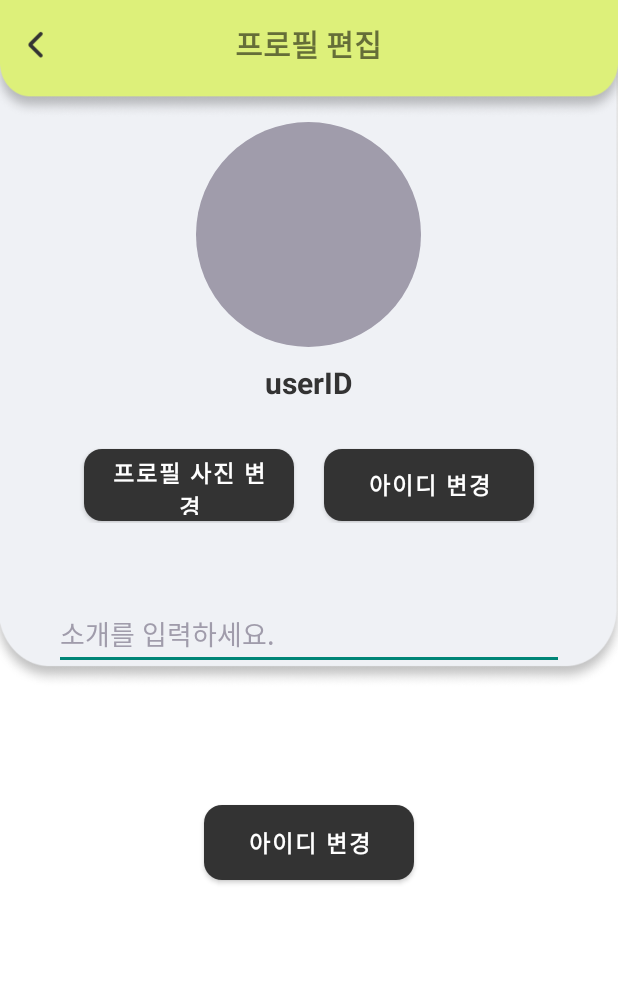
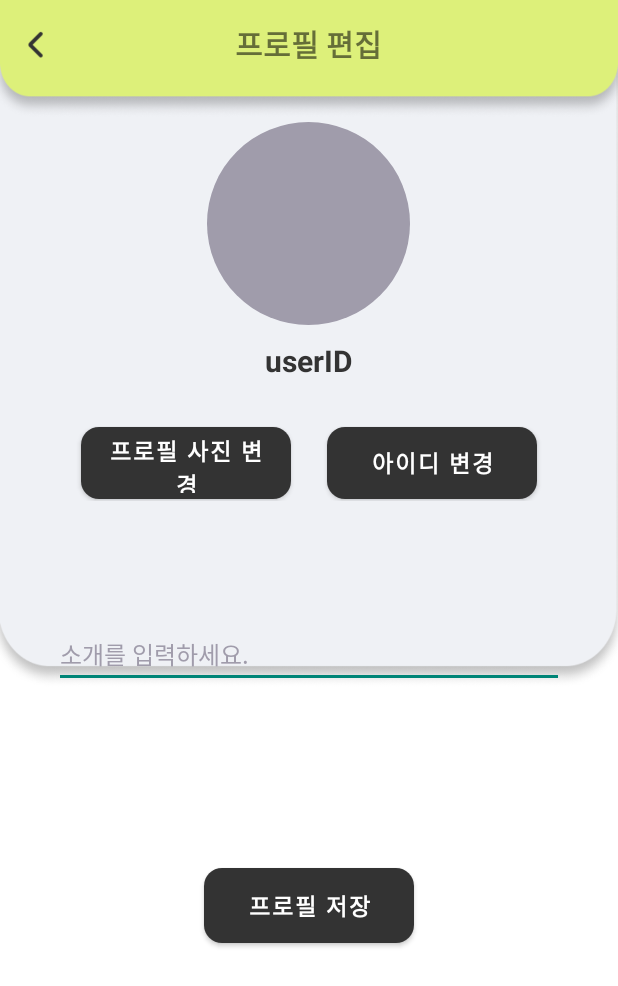
Before and after one commit to yunakim17/Team24App, an Android app: the EditProfile screen opened directly, with no data from a screen before it, on a phone screen of 412 x 824 dp. Shown: the top 986 px of the screen. Run offline under Robolectric (Android 15) with nearby library versions, the phone set to English and light mode, and no system bars.

Commit message:
오타 수정

```diff
--- a/app/src/main/res/layout/activity_edit_profile.xml
+++ b/app/src/main/res/layout/activity_edit_profile.xml
@@ -55,8 +55,8 @@
         <!--누르면 프로필 사진 수정가능 -->
         <ImageView
             android:id="@+id/ivProfileImage"
-            android:layout_width="150dp"
-            android:layout_height="150dp"
+            android:layout_width="135dp"
+            android:layout_height="135dp"
             android:layout_gravity="center"
             android:layout_marginTop="20dp"
             android:src="@color/gray_text_color"
@@ -89,7 +89,7 @@
                 android:id="@+id/btnEdtProfilePic"
                 android:layout_width="140dp"
                 android:layout_height="48dp"
-                android:layout_marginEnd="10dp"
+                android:layout_marginEnd="12dp"
                 android:background="@drawable/custom_button"
                 android:text="프로필 사진 변경"
                 android:textColor="@color/white"
@@ -102,7 +102,7 @@
                 android:id="@+id/btnPostUpload"
                 android:layout_width="140dp"
                 android:layout_height="48dp"
-                android:layout_marginStart="10dp"
+                android:layout_marginStart="12dp"
                 android:background="@drawable/custom_button"
                 android:text="아이디 변경"
                 android:textColor="@color/white"
@@ -115,11 +115,12 @@
 
         <EditText
             android:id="@+id/edtDescription"
-            android:layout_marginTop="50dp"
+            android:layout_marginTop="80dp"
             android:layout_gravity="center"
             android:layout_width="340dp"
             android:layout_height="wrap_content"
             android:hint="소개를 입력하세요."
+            android:textSize="16sp"
             android:textColorHint="@color/gray_text_color"
             android:textColor="@color/black"
             />
@@ -129,10 +130,10 @@
             android:id="@+id/btnSaveProfile"
             android:layout_width="140dp"
             android:layout_height="50dp"
-            android:layout_marginTop="90dp"
+            android:layout_marginTop="120dp"
             android:layout_gravity="center"
             android:background="@drawable/custom_button"
-            android:text="아이디 변경"
+            android:text="프로필 저장"
             android:textColor="@color/white"
             android:textSize="15sp"
             android:textStyle="bold"/>
--- a/app/src/main/res/layout/activity_search.xml
+++ b/app/src/main/res/layout/activity_search.xml
@@ -42,7 +42,7 @@
                     <EditText
                         android:id="@+id/edtSearchBar"
                         android:layout_width="334dp"
-                        android:layout_height="45dp"
+                        android:layout_height="48dp"
                         android:background="@drawable/searchbar_bg"
                         android:layout_marginEnd="7dp"
                         android:paddingLeft="11dp"
```
Also changed, not shown: app/src/main/res/layout/post_item.xml (+4 -3 lines).
